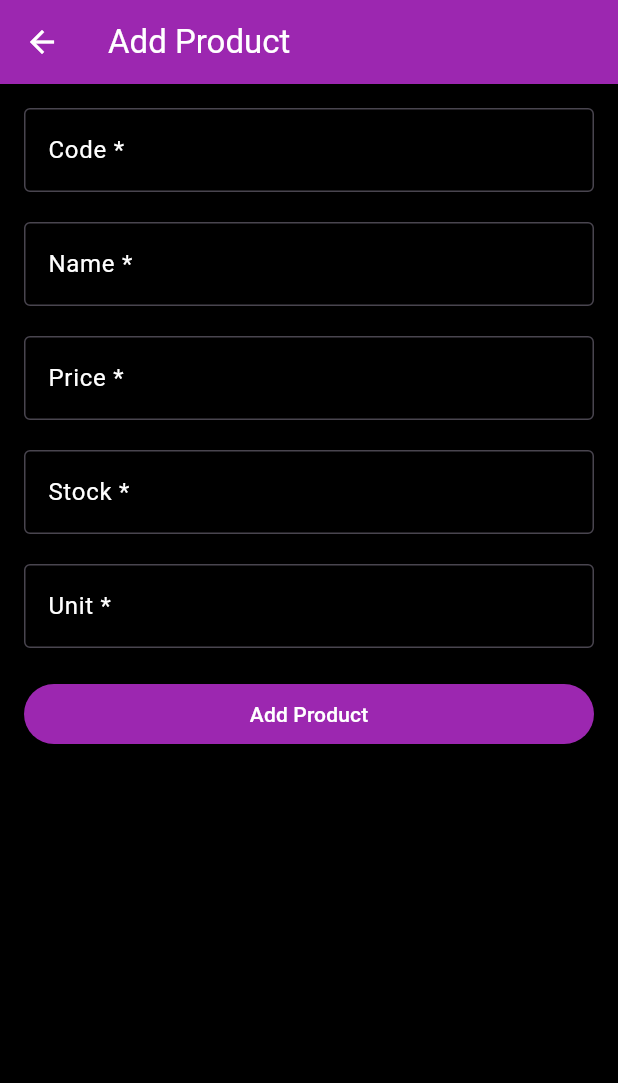
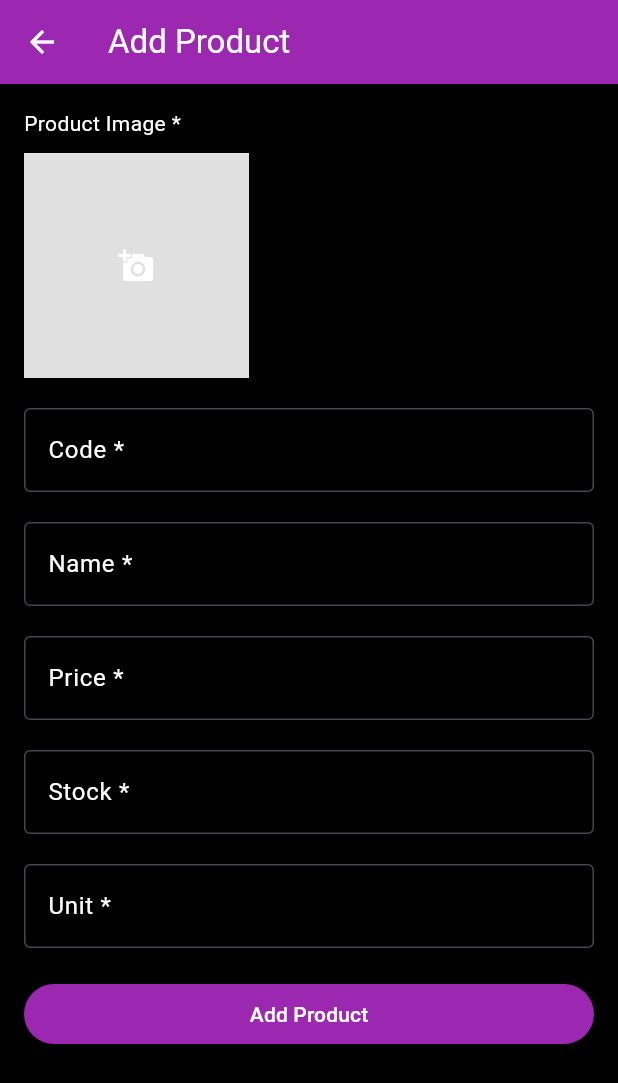
Before and after one commit to g4l3win/inventori, a Flutter app: the ProductPage screen opened directly, after a tap on the "add" icon, on a phone screen of 412 x 824 dp. Shown: the top 1083 px of the screen. Run offline on Flutter 3.47's test engine with Material 3 defaults, Android fonts, the phone set to English and light mode, and no system bars; our stand-ins replace image_picker.

Commit message:
produk bisa ada gambar dan upload gambar

```diff
--- a/lib/Screens/addproduct_page.dart
+++ b/lib/Screens/addproduct_page.dart
@@ -1,6 +1,12 @@
 import 'package:flutter/material.dart';
+import 'package:image_picker/image_picker.dart';  // Import image_picker
+import 'dart:io';  // Import untuk file
 
-class AddProductPage extends StatelessWidget {
+class AddProductPage extends StatefulWidget {
+  @override
+  _AddProductPageState createState() => _AddProductPageState();
+}
+class _AddProductPageState extends State<AddProductPage> {
   final _formKey = GlobalKey<FormState>();
 
   final TextEditingController codeController = TextEditingController();
@@ -9,6 +15,17 @@ class AddProductPage extends StatelessWidget {
   final TextEditingController stockController = TextEditingController();
   final TextEditingController unitController = TextEditingController();
 
+  File? _image;  // Untuk menyimpan gambar yang dipilih
+  // Fungsi untuk memilih gambar dari galeri
+  Future<void> _pickImage() async {
+    final pickedFile = await ImagePicker().pickImage(source: ImageSource.gallery);
+
+    if (pickedFile != null) {
+      setState(() {
+        _image = File(pickedFile.path);  // Simpan path gambar yang dipilih
+      });
+    }
+  }
   @override
   Widget build(BuildContext context) {
     return Scaffold(
@@ -29,6 +46,31 @@ class AddProductPage extends StatelessWidget {
           child: Column(
             crossAxisAlignment: CrossAxisAlignment.start,
             children: [
+              //gambar produk
+              Text(
+                'Product Image *',
+                style: TextStyle(color: Colors.white),
+              ),
+              SizedBox(height: 10),
+
+              // Tampilkan gambar yang dipilih atau tombol tambah gambar
+              _image != null
+                  ? Image.file(
+                _image!,
+                height: 150,
+                width: 150,
+                fit: BoxFit.cover,
+              )
+                  : GestureDetector(
+                onTap: _pickImage,
+                child: Container(
+                  height: 150,
+                  width: 150,
+                  color: Colors.grey[300],
+                  child: Icon(Icons.add_a_photo, color: Colors.white),
+                ),
+              ),
+              SizedBox(height: 20),
               // Code
               TextFormField(
                 controller: codeController,
@@ -140,6 +182,7 @@ class AddProductPage extends StatelessWidget {
                     if (_formKey.currentState?.validate() == true) {
                       // Kembalikan data produk ke ProductPage
                       Navigator.pop(context, {
+                        'gambar': _image?.path ?? 'img/fotoa.jpg',  // Gunakan gambar default jika tidak ada, // Kirim path gambar
                         'code': codeController.text,
                         'name': nameController.text,
                         'price': int.parse(priceController.text),
--- a/lib/Screens/product_page.dart
+++ b/lib/Screens/product_page.dart
@@ -1,6 +1,8 @@
 import 'package:flutter/material.dart';
 import 'addproduct_page.dart';
 import 'updateproduct_page.dart'; // Import halaman update
+import 'dart:io';  // Tambahkan ini untuk menggunakan File
+
 
 class ProductPage extends StatefulWidget {
   @override
@@ -11,16 +13,18 @@ class _ProductPageState extends State<ProductPage> {
   // List produk yang bisa berubah
   List<Map<String, dynamic>> products = [
     {
-      'name': 'Kaos Kaki Jempol Lutut',
+      'gambar' : 'img/fotoa.jpg',
+      'name': 'Kaos Kaki',
       'code': 'KKJL001',
-      'price': 50000,  // Tetap gunakan int
+      'price': 50000,
       'quantity': 52,
       'unit': 'Lusin'
     },
     {
+      'gambar' : 'img/fotob.jpg',
       'name': 'Sarung tangan putih',
       'code': 'STP001',
-      'price': 48000,  // Tetap gunakan int
+      'price': 48000,
       'quantity': 23,
       'unit': 'Lusin'
     },
@@ -85,6 +89,7 @@ class _ProductPageState extends State<ProductPage> {
                 itemBuilder: (context, index) {
                   final product = products[index];
                   return _buildProductItem(
+                    product['gambar'],
                     product['name'],
                     product['code'],
                     product['price'],
@@ -104,19 +109,37 @@ class _ProductPageState extends State<ProductPage> {
   }
 
   // Fungsi untuk membangun tampilan setiap item produk
-  Widget _buildProductItem(String name, String code, int price, int quantity, String unit, BuildContext context, int index) {
+  Widget _buildProductItem(String gambar, String name, String code, int price, int quantity, String unit, BuildContext context, int index) {
     return Padding(
       padding: const EdgeInsets.symmetric(vertical: 8.0),
       child: Row(
-        mainAxisAlignment: MainAxisAlignment.spaceBetween, // Kolom kiri dan kanan
+        mainAxisAlignment: MainAxisAlignment.start, // Kolom kiri dan kanan
         children: [
+          //kolom gambar
+          Column(
+            children: [
+              _isLocalFile(gambar)  // Cek apakah gambar berasal dari file lokal atau asset
+                ? Image.file(
+                File(gambar),
+              width: 40,
+              height: 40,
+              fit: BoxFit.cover,
+            )
+                :  Image.asset(
+                gambar?? 'img/default.jpg',
+                width: 40, height: 40,
+                fit: BoxFit.cover,
+              ),
+            ],
+          ),
+          SizedBox(width: 10),
           // Kolom di kiri (nama produk, kode, dan harga)
           Column(
             crossAxisAlignment: CrossAxisAlignment.start,
             children: [
               Text(
                 name,
-                style: TextStyle(color: Colors.white, fontSize: 25),
+                style: TextStyle(color: Colors.white, fontSize: 12),
               ),
               Text(
                 code,
@@ -128,7 +151,7 @@ class _ProductPageState extends State<ProductPage> {
               ),
             ],
           ),
-
+          Spacer(), // Memberikan jarak otomatis antara teks dan ikon
           // Kolom di kanan (jumlah dan satuan)
           Column(
             crossAxisAlignment: CrossAxisAlignment.end,
@@ -213,3 +236,8 @@ class _ProductPageState extends State<ProductPage> {
     ));
   }
 }
+
+// Fungsi untuk cek apakah gambar adalah path file lokal
+bool _isLocalFile(String path) {
+  return path.startsWith('/data/') || path.startsWith('/storage/'); // Sesuaikan dengan path dari cache/galeri
+}
--- a/lib/main.dart
+++ b/lib/main.dart
@@ -5,9 +5,11 @@ void main() {
 }
 
 class MyApp extends StatelessWidget {
+
   @override
   Widget build(BuildContext context) {
     return MaterialApp(
+      debugShowCheckedModeBanner:false,
       title: 'Inventory Management', // Judul aplikasi
       theme: ThemeData(
         primarySwatch: Colors.purple, // Tema warna utama
--- a/pubspec.yaml
+++ b/pubspec.yaml
@@ -9,6 +9,7 @@ environment:
 dependencies:
   flutter:
     sdk: flutter
+  image_picker: ^0.8.7+4
 
 dev_dependencies:
   flutter_test:
@@ -17,3 +18,8 @@ dev_dependencies:
 
 flutter:
   uses-material-design: true
+
+  assets:
+    - img/fotoa.jpg
+    - img/fotob.jpg
+    - img/fotoc.jpg
```
Also changed, not shown: pubspec.lock, 5 other files.
